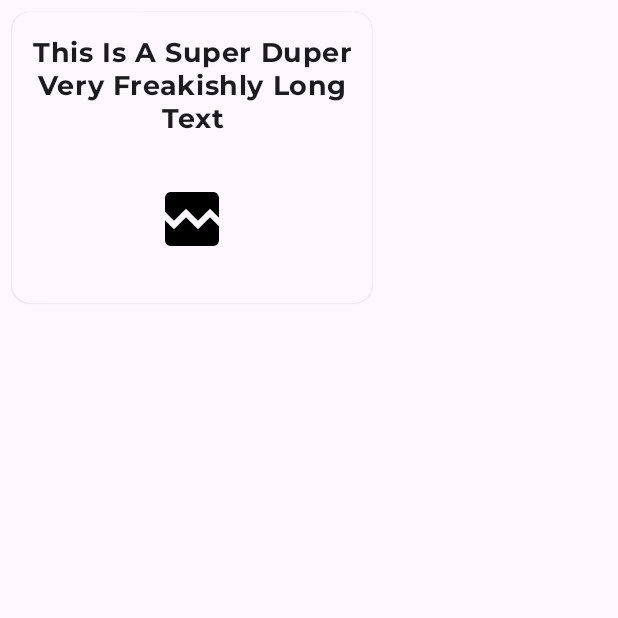
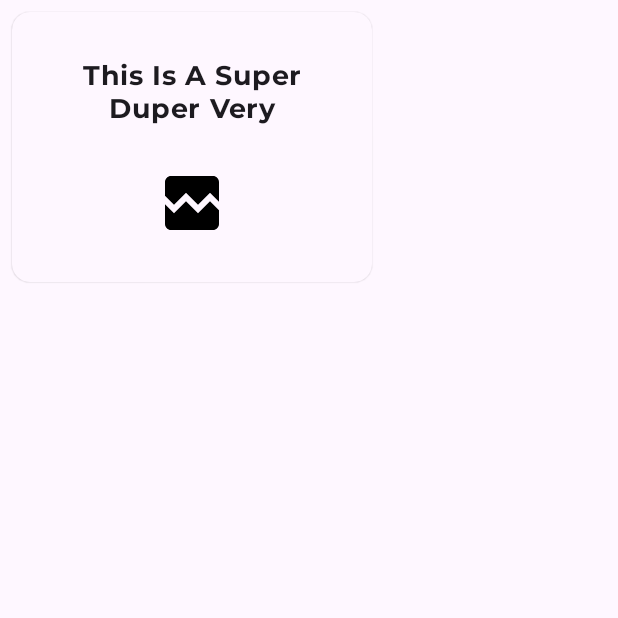
Before and after one commit to mervinhemaraju/m.e.s, an Android app built with Jetpack Compose: the composable MesEmergencyItem called with sample values from the repository, on a phone screen of 412 x 824 dp, the top half of it. Run offline under Robolectric (Android 15) with nearby library versions, the phone set to English and light mode, and no system bars; our stand-ins replace Room's generated code, accompanist, constraintlayout-compose; pictures from the network do not load; Roboto replaces fonts that are not available here.

Commit message:
- Fixed UI issues with service and emergency items

```diff
--- a/app/src/main/java/com/th3pl4gu3/mauritius_emergency_services/activity/MesActivity.kt
+++ b/app/src/main/java/com/th3pl4gu3/mauritius_emergency_services/activity/MesActivity.kt
@@ -28,8 +28,6 @@ import com.th3pl4gu3.mauritius_emergency_services.ui.extensions.IsConnectedToNet
 import dagger.hilt.android.AndroidEntryPoint
 import kotlinx.coroutines.launch
 
-// FIXME(Fix MesEmergencyItem: height changes when the title is long)
-// FIXME(Fix MesServiceItem: Long titles are overlapping with the drop down button
 // FIXME(Fix Landscape layout for Home: Emergency button disappears on landscape layout)
 // FIXME(Fix Landscape layout overall)
 // TODO(Improve search screen for services)
--- a/app/src/main/java/com/th3pl4gu3/mauritius_emergency_services/ui/components/MesItems.kt
+++ b/app/src/main/java/com/th3pl4gu3/mauritius_emergency_services/ui/components/MesItems.kt
@@ -10,6 +10,7 @@ import androidx.compose.material.icons.outlined.Home
 import androidx.compose.material.icons.outlined.Info
 import androidx.compose.material3.*
 import androidx.compose.runtime.Composable
+import androidx.compose.ui.Alignment
 import androidx.compose.ui.Modifier
 import androidx.compose.ui.graphics.Color
 import androidx.compose.ui.res.painterResource
@@ -21,10 +22,9 @@ import androidx.constraintlayout.compose.ConstraintLayout
 import androidx.constraintlayout.compose.Dimension
 import com.th3pl4gu3.mauritius_emergency_services.BuildConfig
 import com.th3pl4gu3.mauritius_emergency_services.R
+import com.th3pl4gu3.mauritius_emergency_services.models.Service
 import com.th3pl4gu3.mauritius_emergency_services.models.items.AboutInfoDrawable
 import com.th3pl4gu3.mauritius_emergency_services.models.items.AboutInfoVector
-import com.th3pl4gu3.mauritius_emergency_services.models.Service
-import com.th3pl4gu3.mauritius_emergency_services.models.items.SettingsItem
 import com.th3pl4gu3.mauritius_emergency_services.ui.extensions.capitalize
 import com.th3pl4gu3.mauritius_emergency_services.ui.theme.MesTheme
 
@@ -39,7 +39,7 @@ fun MesNavigationItem(
     badge: @Composable () -> Unit = {},
     isRail: Boolean = false
 ) {
-    if(isRail){
+    if (isRail) {
         NavigationRailItem(
             selected = selected,
             onClick = onClick,
@@ -54,7 +54,7 @@ fun MesNavigationItem(
                 unselectedIconColor = MaterialTheme.colorScheme.onBackground
             )
         )
-    }else {
+    } else {
         NavigationDrawerItem(
             label = { Text(text = label) },
             icon = icon,
@@ -82,7 +82,6 @@ fun MesEmergencyItem(
     onClick: () -> Unit,
     modifier: Modifier = Modifier,
 ) {
-
     Card(
         colors = CardDefaults.cardColors(containerColor = MaterialTheme.colorScheme.surface),
         shape = MaterialTheme.shapes.medium,
@@ -94,45 +93,43 @@ fun MesEmergencyItem(
             .padding(8.dp)
     ) {
 
-        ConstraintLayout(
-            modifier = modifier.width(240.dp)
+        Column(
+            modifier = modifier
+                .width(240.dp)
+                .height(180.dp)
+                .padding(16.dp),
+            horizontalAlignment = Alignment.CenterHorizontally
         ) {
 
-            val (
-                textTitle,
-                emergencyIcon
-            ) = createRefs()
+            Box(
+                contentAlignment = Alignment.Center,
+                modifier = Modifier
+                    .fillMaxWidth()
+                    .weight(1f)
+            ) {
+                Text(
+                    text = service.name.capitalize(),
+                    textAlign = TextAlign.Center,
+                    style = MaterialTheme.typography.headlineSmall,
+                    color = MaterialTheme.colorScheme.onSurface,
+                    maxLines = 2,
+                    modifier = Modifier
+                        .fillMaxWidth()
+                )
+            }
 
+            Box(
+                contentAlignment = Alignment.Center,
+                modifier = Modifier
+                    .fillMaxWidth()
+                    .weight(1f)
+            ) {
+                MesAsyncRoundedImage(
+                    service = service
+                )
+            }
+        }
 
-            Text(
-                text = service.name.capitalize(),
-                textAlign = TextAlign.Center,
-                style = MaterialTheme.typography.headlineSmall,
-                color = MaterialTheme.colorScheme.onSurface,
-                modifier = modifier
-                    .constrainAs(textTitle) {
-                        with(16.dp) {
-                            top.linkTo(parent.top, this)
-                            start.linkTo(parent.start, this)
-                            end.linkTo(parent.end, this)
-                            bottom.linkTo(emergencyIcon.top, this)
-                        }
-                    },
-            )
-
-            MesAsyncRoundedImage(
-                service = service,
-                modifier = modifier
-                    .padding(8.dp)
-                    .constrainAs(emergencyIcon) {
-                        with(16.dp) {
-                            bottom.linkTo(parent.bottom, this)
-                            start.linkTo(parent.start, this)
-                            end.linkTo(parent.end, this)
-                        }
-                    },
-            )
-        }
     }
 
 }
--- a/app/src/main/java/com/th3pl4gu3/mauritius_emergency_services/ui/components/MesServiceItem.kt
+++ b/app/src/main/java/com/th3pl4gu3/mauritius_emergency_services/ui/components/MesServiceItem.kt
@@ -172,9 +172,9 @@ fun MesServiceItemLayout(
                         bottom.linkTo(textSubtitle.top, 4.dp)
                         linkTo(
                             start = iconEmergency.end,
-                            end = parent.end,
+                            end = if(actionVisible) iconDropDown.start else parent.end,
                             startMargin = 8.dp,
-                            endMargin = 16.dp,
+                            endMargin = 8.dp,
                             bias = 0f
                         )
                         width = Dimension.fillToConstraints
@@ -192,9 +192,9 @@ fun MesServiceItemLayout(
                         bottom.linkTo(iconEmergency.bottom)
                         linkTo(
                             start = iconEmergency.end,
-                            end = parent.end,
-                            startMargin = 12.dp,
-                            endMargin = 16.dp,
+                            end = if(actionVisible) iconDropDown.start else parent.end,
+                            startMargin = 8.dp,
+                            endMargin = 8.dp,
                             bias = 0f
                         )
                     }
@@ -331,7 +331,7 @@ fun MesServiceItemExtras(
 fun MesServiceItemPreview() {
     val mockDataService = Service(
         identifier = "security-police-direct-1",
-        name = "Police Direct Line 1",
+        name = "This is a very super duper long long title",
         type = "E",
         icon = "https://img.icons8.com/fluent/100/000000/policeman-male.png",
         main_contact = 999,
```
